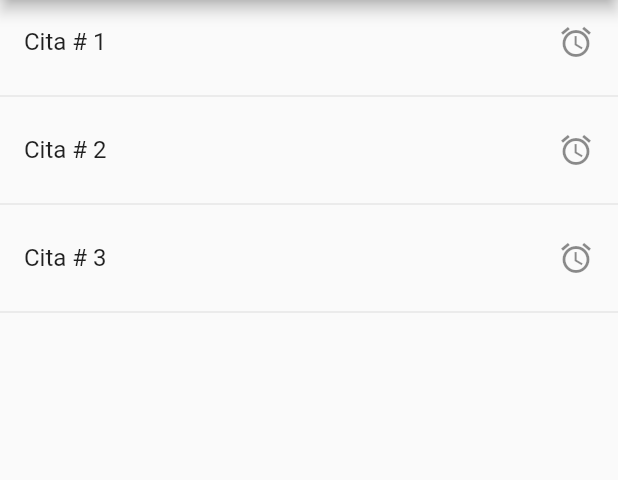
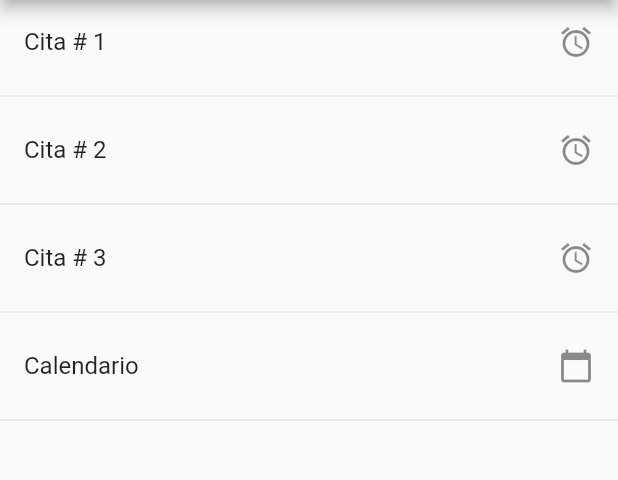
Before and after one commit to Edison-Insuasty/proyecto-flutter, a Flutter app: the Citas screen opened directly, on a phone screen of 412 x 824 dp, the part 84-564 px from its top. Run offline on Flutter 3.47's test engine with Material 2 defaults, Android fonts, the phone set to English and light mode, and no system bars; our stand-ins replace table_calendar.

Commit message:
Se agrega calendario

```diff
--- /dev/null
+++ b/clinica1/clinicaedisoninsuasty/lib/views/calendario.dart
@@ -0,0 +1,35 @@
+import 'package:flutter/material.dart';
+import 'package:table_calendar/table_calendar.dart';
+
+class Calendario extends StatefulWidget {
+  @override
+  _CalendarioState createState() => _CalendarioState();
+}
+
+class _CalendarioState extends State<Calendario> {
+  CalendarController _controller;
+
+  @override
+  void initState() {
+    super.initState();
+    _controller = CalendarController();
+  }
+
+  @override
+  Widget build(BuildContext context) {
+    return MaterialApp(
+      home: Scaffold(
+        appBar: AppBar(
+          title: Text('Calendario'),
+        ),
+        body: SingleChildScrollView(
+          child: Column(
+              crossAxisAlignment: CrossAxisAlignment.start,
+              children: <Widget>[
+                TableCalendar(calendarController: _controller)
+              ]),
+        ),
+      ),
+    );
+  }
+}
--- a/clinica1/clinicaedisoninsuasty/lib/views/citas.dart
+++ b/clinica1/clinicaedisoninsuasty/lib/views/citas.dart
@@ -1,3 +1,4 @@
+import 'package:clinicaedisoninsuasty/views/calendario.dart';
 import 'package:clinicaedisoninsuasty/views/cita1.dart';
 import 'package:clinicaedisoninsuasty/views/cita2.dart';
 import 'package:clinicaedisoninsuasty/views/cita3.dart';
@@ -48,6 +49,15 @@ class _CitaState extends State<Citas> {
                 context, MaterialPageRoute(builder: (context) => Cita3()));
           },
         ),
+        Divider(),
+        ListTile(
+          title: Text('Calendario'),
+          trailing: Icon(Icons.calendar_today),
+          onTap: () {
+            Navigator.push(
+                context, MaterialPageRoute(builder: (context) => Calendario()));
+          },
+        ),
         Divider()
       ],
     );
--- a/clinica1/clinicaedisoninsuasty/pubspec.yaml
+++ b/clinica1/clinicaedisoninsuasty/pubspec.yaml
@@ -28,6 +28,7 @@ dependencies:
   # The following adds the Cupertino Icons font to your application.
   # Use with the CupertinoIcons class for iOS style icons.
   cupertino_icons: ^0.1.3
+  table_calendar: ^2.0.1
 
 dev_dependencies:
   flutter_test:
--- a/coponents/components/lib/views/listviews2_view.dart
+++ b/coponents/components/lib/views/listviews2_view.dart
@@ -97,8 +97,8 @@ class _ListView2State extends State<ListView2> {
       decoration: InputDecoration(
         border: OutlineInputBorder(borderRadius: BorderRadius.circular(20.0)),
         hintText: "Nombre de usuario",
-        labelText: "Nombre ",
-        helperText: "Debes solo ingresar tu username",
+        //labelText: "Nombre ",
+       // helperText: "Debes solo ingresar tu username",
         suffixIcon: Icon(Icons.accessibility),
       ),
     );
```
Also changed, not shown: clinica1/clinicaedisoninsuasty/pubspec.lock.
